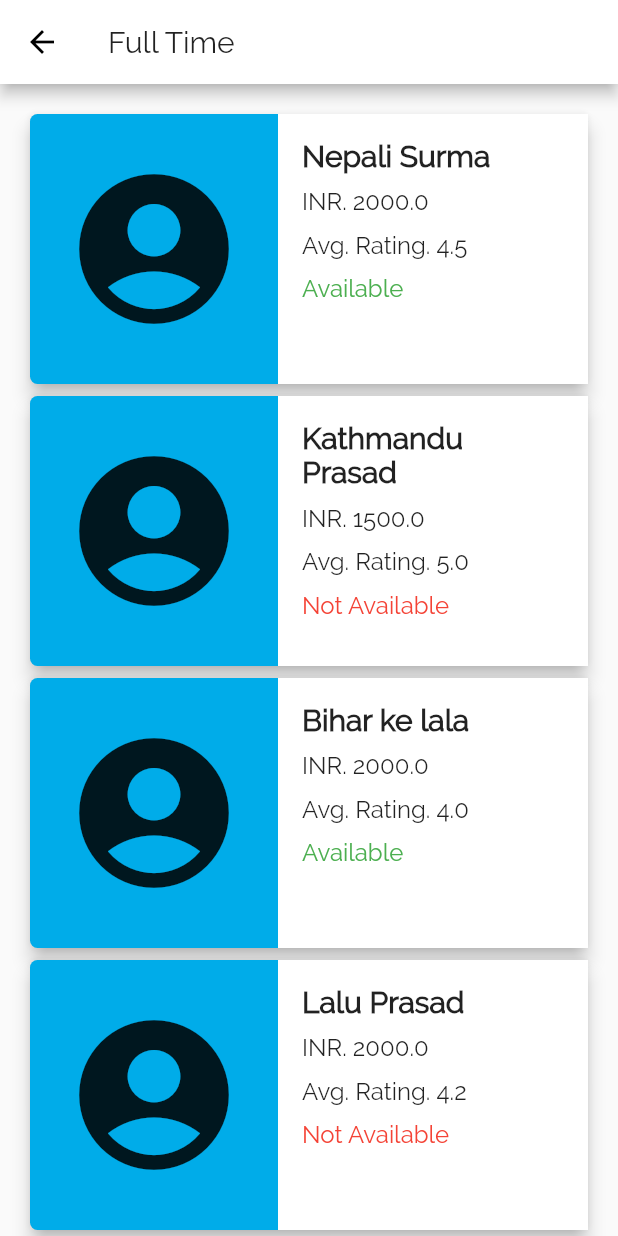
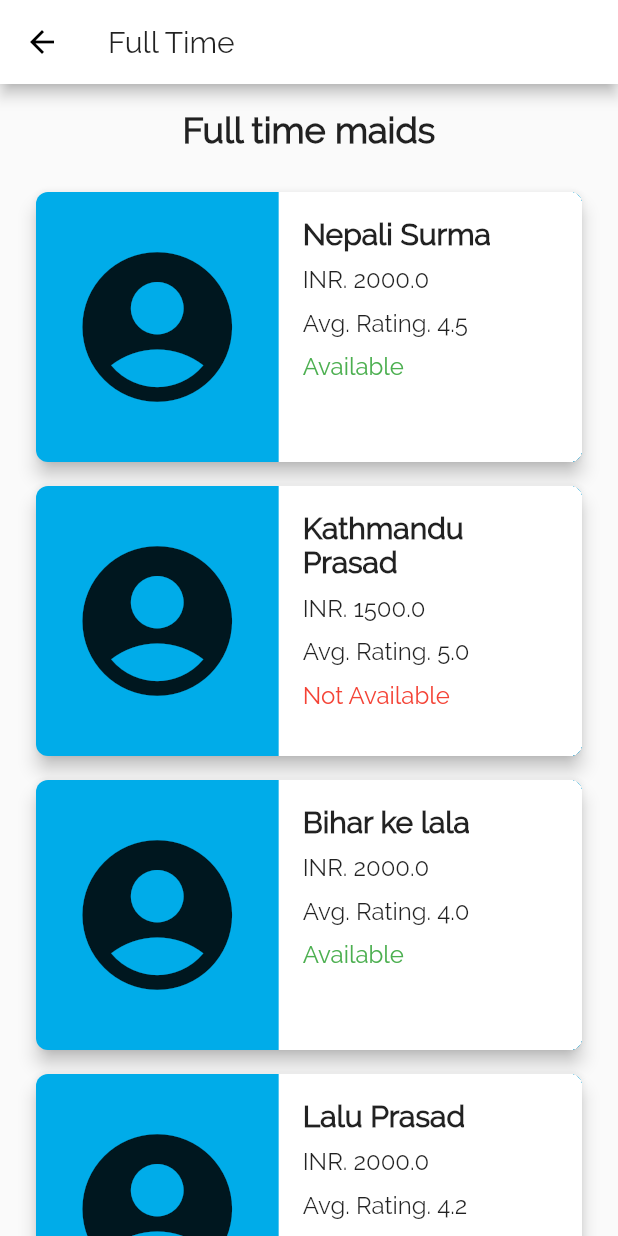
Before and after one commit to amdel2020/mmh, a Flutter app: the FullTimeService screen opened by its route, on a phone screen of 412 x 824 dp. Run offline on Flutter 3.47's test engine with Material 2 defaults, Android fonts, the phone set to English and light mode, and no system bars; our stand-ins replace carousel_slider.

Commit message:
Refactored full time class

```diff
--- a/lib/app/fullTime.dart
+++ b/lib/app/fullTime.dart
@@ -30,22 +30,48 @@ class _FullTimeServiceState extends State<FullTimeService> {
       child: Padding(
         padding: const EdgeInsets.all(16.0),
         child: Column(
+          children: <Widget>[
+            Text(
+              'Full time maids',
+              style: TextStyle(
+                fontSize: 24.0,
+                fontWeight: FontWeight.w600,
+              ),
+            ),
+            SizedBox(height: 20.0),
+            Column(
               children: dummyData.maids.map<Widget>((md) {
-            return Card(
+                return _item(md);
+              }).toList(),
+            ),
+          ],
+        ),
+      ),
+    );
+  }
+
+  Widget _item(Maid md) {
+    return Padding(
+      padding: const EdgeInsets.all(4.0),
+      child: Card(
+        clipBehavior: Clip.hardEdge,
         elevation: 5.0,
         child: Row(
           children: <Widget>[
-                  Expanded(
-                    flex: 4,
-                    child: Container(
-                      height: 150,
-                      child: Icon(
-                        Icons.account_circle,
-                        size: 120.0,
+            _itemImage(),
+            _itemDetails(md),
+          ],
+        ),
+        color: Color.fromRGBO(0, 172, 233, 1),
+        shape: RoundedRectangleBorder(
+          borderRadius: BorderRadius.circular(8.0),
         ),
       ),
-                  ),
-                  Expanded(
+    );
+  }
+
+  Expanded _itemDetails(Maid md) {
+    return Expanded(
       flex: 5,
       child: Container(
         height: 180,
@@ -55,10 +81,7 @@ class _FullTimeServiceState extends State<FullTimeService> {
             children: <Widget>[
               Text(
                 md.name,
-                              style: TextStyle(
-                                fontSize: 20.0,
-                                fontWeight: FontWeight.w700
-                              ),
+                style: TextStyle(fontSize: 20.0, fontWeight: FontWeight.w700),
               ),
               SizedBox(height: 10.0),
               Text(
@@ -79,8 +102,7 @@ class _FullTimeServiceState extends State<FullTimeService> {
                 md.availability ? 'Available' : 'Not Available',
                 style: TextStyle(
                     fontSize: 16.0,
-                                color: md.availability ? Colors.green : Colors.red
-                              ),
+                    color: md.availability ? Colors.green : Colors.red),
               ),
             ],
             crossAxisAlignment: CrossAxisAlignment.start,
@@ -88,15 +110,17 @@ class _FullTimeServiceState extends State<FullTimeService> {
         ),
         color: Colors.white,
       ),
-                  ),
-                ],
-              ),
-              color: Color.fromRGBO(0, 172, 233, 1),
-              shape: RoundedRectangleBorder(
-                borderRadius: BorderRadius.circular(5.0),
-              ),
     );
-          }).toList(),
+  }
+
+  Expanded _itemImage() {
+    return Expanded(
+      flex: 4,
+      child: Container(
+        height: 150,
+        child: Icon(
+          Icons.account_circle,
+          size: 120.0,
         ),
       ),
     );
```
Lines whose indentation alone changed are shown as unchanged.
